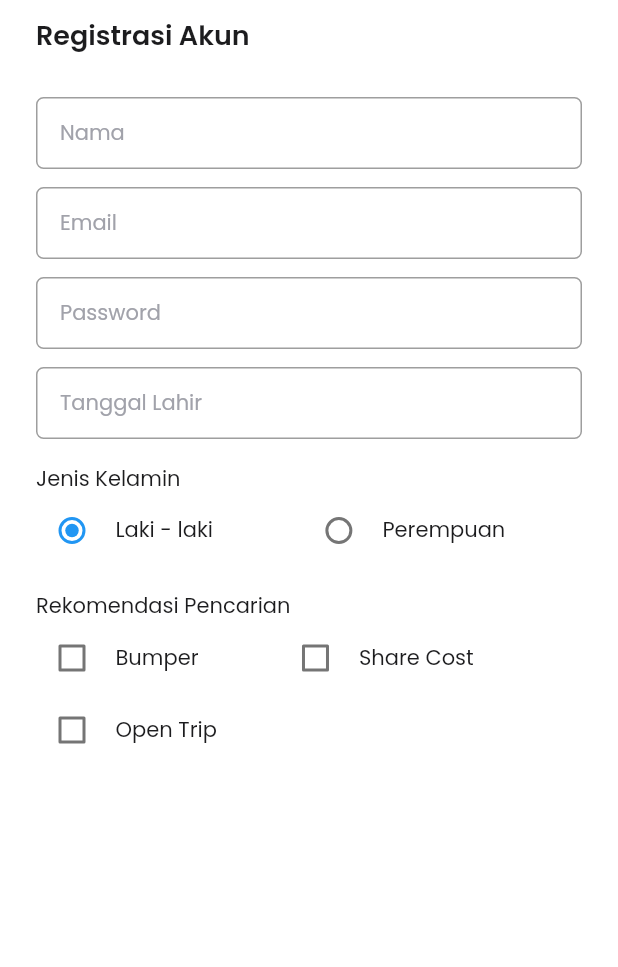
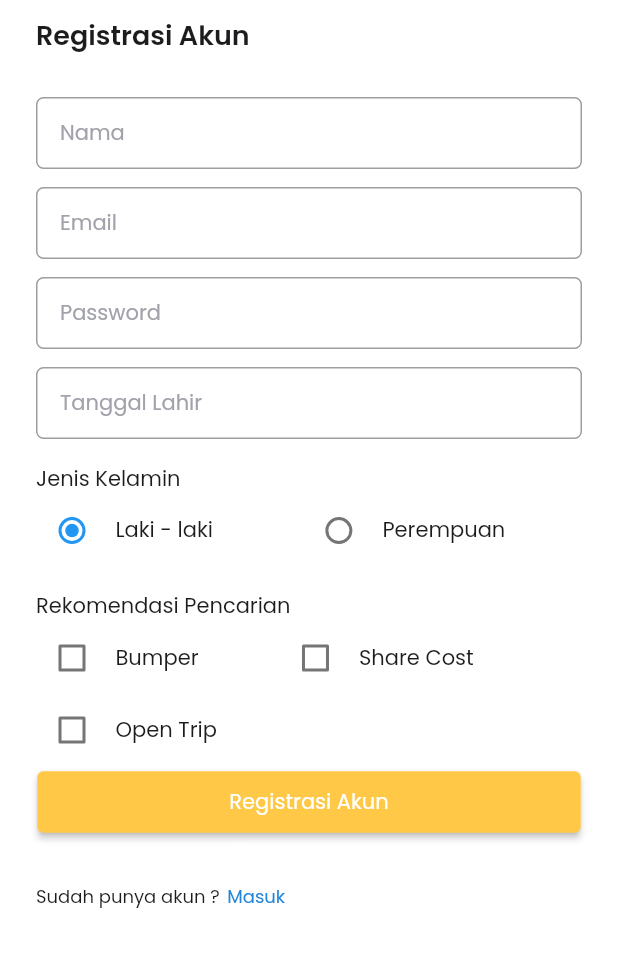
Before and after one commit to mrrezkii/Flutter-BasicWidget, a Flutter app: the screen it shows after launch, on a phone screen of 412 x 824 dp, the part 146-1113 px from its top. Run offline on Flutter 3.47's test engine with Material 2 defaults, Android fonts, the phone set to English and light mode, and no system bars; our stand-ins replace flutter_datetime_picker, flutter_svg, google_fonts.

Commit message:
ElevatedButton

```diff
--- a/lib/ui/pages/register_page.dart
+++ b/lib/ui/pages/register_page.dart
@@ -224,6 +224,40 @@ class _RegisterPageState extends State<RegisterPage> {
                   Text('Open Trip', style: blackTextFont.copyWith(fontSize: 14))
                 ],
               ),
+              Center(
+                child: ElevatedButton(
+                  style: ElevatedButton.styleFrom(
+                    primary: accentColor,
+                    padding:
+                        EdgeInsets.symmetric(horizontal: 128, vertical: 10),
+                  ),
+                  child: Text('Registrasi Akun',
+                      style: blackTextFont.copyWith(
+                          fontSize: 14, color: Colors.white)),
+                  onPressed: () {},
+                ),
+              ),
+              SizedBox(
+                height: 30,
+              ),
+              Row(
+                children: [
+                  Text(
+                    'Sudah punya akun ?',
+                    style: blackTextFont.copyWith(fontSize: 12),
+                  ),
+                  SizedBox(
+                    width: 5,
+                  ),
+                  Text(
+                    'Masuk',
+                    style: blueTextFont.copyWith(fontSize: 12),
+                  )
+                ],
+              ),
+              SizedBox(
+                height: 30,
+              ),
             ],
           ),
         ),
```
